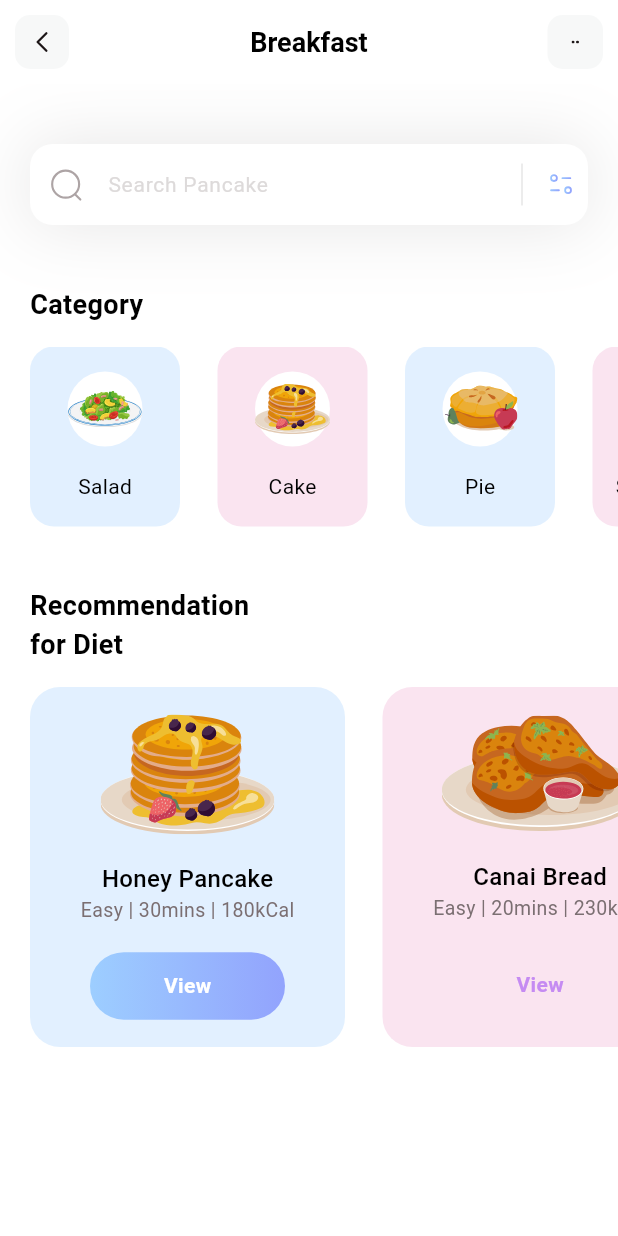
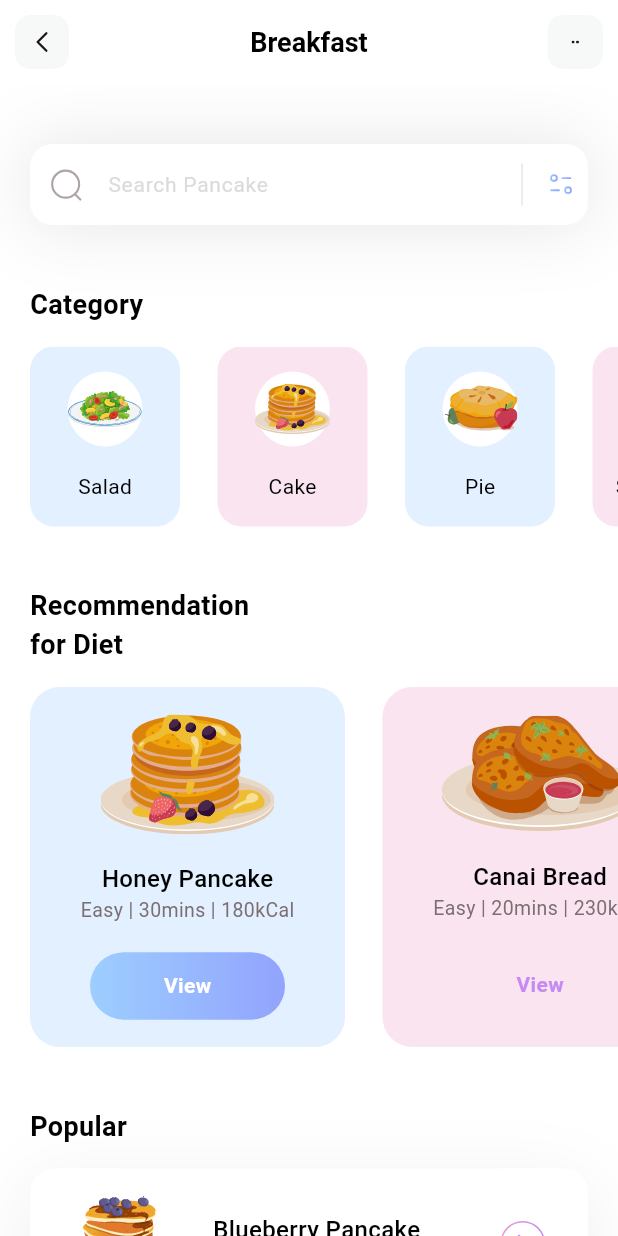
Before and after one commit to TanKhoa1709/fitness-app, a Flutter app: the screen it shows after launch, on a phone screen of 412 x 824 dp. Run offline on Flutter 3.47's test engine with Material 3 defaults, Android fonts, the phone set to English and light mode, and no system bars; our stand-ins replace flutter_svg.

Commit message:
finished the UI

```diff
--- /dev/null
+++ b/lib/models/popular_model.dart
@@ -0,0 +1,40 @@
+class PopularDietsModel {
+  String name;
+  String iconPath;
+  String level;
+  String duration;
+  String calorie;
+  bool boxIsSelected;
+
+  PopularDietsModel(
+      {required this.name,
+      required this.iconPath,
+      required this.level,
+      required this.duration,
+      required this.calorie,
+      required this.boxIsSelected});
+
+  static List<PopularDietsModel> getPopularDiets() {
+    List<PopularDietsModel> popularDiets = [];
+
+    popularDiets.add(PopularDietsModel(
+      name: 'Blueberry Pancake',
+      iconPath: 'assets/icons/blueberry-pancake.svg',
+      level: 'Medium',
+      duration: '30mins',
+      calorie: '230kCal',
+      boxIsSelected: true,
+    ));
+
+    popularDiets.add(PopularDietsModel(
+      name: 'Salmon Nigiri',
+      iconPath: 'assets/icons/salmon-nigiri.svg',
+      level: 'Easy',
+      duration: '20mins',
+      calorie: '120kCal',
+      boxIsSelected: false,
+    ));
+
+    return popularDiets;
+  }
+}
--- a/lib/pages/home.dart
+++ b/lib/pages/home.dart
@@ -3,6 +3,7 @@ import 'package:flutter/material.dart';
 import 'package:flutter_svg/flutter_svg.dart';
 
 import '../models/diet_model.dart';
+import '../models/popular_model.dart';
 
 class HomePage extends StatefulWidget {
   const HomePage({super.key});
@@ -14,28 +15,124 @@ class HomePage extends StatefulWidget {
 class _HomePageState extends State<HomePage> {
   List<CategoryModel> categories = [];
   List<DietModel> diets = [];
+  List<PopularDietsModel> popularDiets = [];
 
   void _getInitialInfo() {
     categories = CategoryModel.getCategories();
     diets = DietModel.getDiets();
+    popularDiets = PopularDietsModel.getPopularDiets();
+  }
+
+  @override
+  void initState() {
+    super.initState();
+    _getInitialInfo();
   }
 
   @override
   Widget build(BuildContext context) {
-    _getInitialInfo();
     return Scaffold(
       appBar: appBar(),
       backgroundColor: Colors.white,
-      body: Column(
-        crossAxisAlignment: CrossAxisAlignment.start,
+      body: ListView(
         children: [
           _searchField(),
-          SizedBox(height: 40),
+          const SizedBox(height: 40),
           _categoriesSection(),
-          SizedBox(height: 40),
+          const SizedBox(height: 40),
           _dietSection(),
+          const SizedBox(height: 40),
+          _popularSection(),
+          const SizedBox(height: 40)
         ],
       ),
+    );
+  }
+
+  Column _popularSection() {
+    return Column(
+      crossAxisAlignment: CrossAxisAlignment.start,
+      children: [
+        Padding(
+          padding: EdgeInsets.only(left: 20),
+          child: Text(
+            'Popular',
+            style: TextStyle(
+              color: Colors.black,
+              fontSize: 18,
+              fontWeight: FontWeight.w600,
+            ),
+          ),
+        ),
+        SizedBox(height: 15),
+        ListView.separated(
+          itemCount: popularDiets.length,
+          shrinkWrap: true,
+          padding: EdgeInsets.only(left: 20, right: 20),
+          separatorBuilder: (context, index) => SizedBox(height: 25),
+          itemBuilder: (context, index) {
+            return Container(
+              height: 100,
+              decoration: BoxDecoration(
+                color: popularDiets[index].boxIsSelected
+                    ? Colors.white
+                    : Colors.transparent,
+                borderRadius: BorderRadius.circular(16),
+                boxShadow: popularDiets[index].boxIsSelected
+                    ? [
+                        BoxShadow(
+                          color: Color(0xff1D1617).withValues(alpha: 0.07),
+                          offset: Offset(0, 10),
+                          blurRadius: 40,
+                          spreadRadius: 0,
+                        ),
+                      ]
+                    : [],
+              ),
+              child: Row(
+                mainAxisAlignment: MainAxisAlignment.spaceEvenly,
+                children: [
+                  SvgPicture.asset(
+                    popularDiets[index].iconPath,
+                    width: 65,
+                    height: 65,
+                  ),
+                  Column(
+                    mainAxisAlignment: MainAxisAlignment.center,
+                    crossAxisAlignment: CrossAxisAlignment.start,
+                    children: [
+                      Text(
+                        popularDiets[index].name,
+                        style: TextStyle(
+                          fontWeight: FontWeight.w500,
+                          fontSize: 16,
+                          color: Colors.black,
+                        ),
+                      ),
+                      Text(
+                        '${popularDiets[index].level} | ${popularDiets[index].duration} | ${popularDiets[index].calorie}',
+                        style: TextStyle(
+                          fontWeight: FontWeight.w400,
+                          fontSize: 13,
+                          color: Color(0xff7B6F72),
+                        ),
+                      )
+                    ],
+                  ),
+                  GestureDetector(
+                    onTap: () {},
+                    child: SvgPicture.asset(
+                      'assets/icons/button.svg',
+                      width: 30,
+                      height: 30,
+                    ),
+                  ),
+                ],
+              ),
+            );
+          },
+        )
+      ],
     );
   }
 
```
Also changed, not shown: assets/icons/blueberry-pancake.svg (added), assets/icons/button.svg (added), assets/icons/salmon-nigiri.svg (added).
